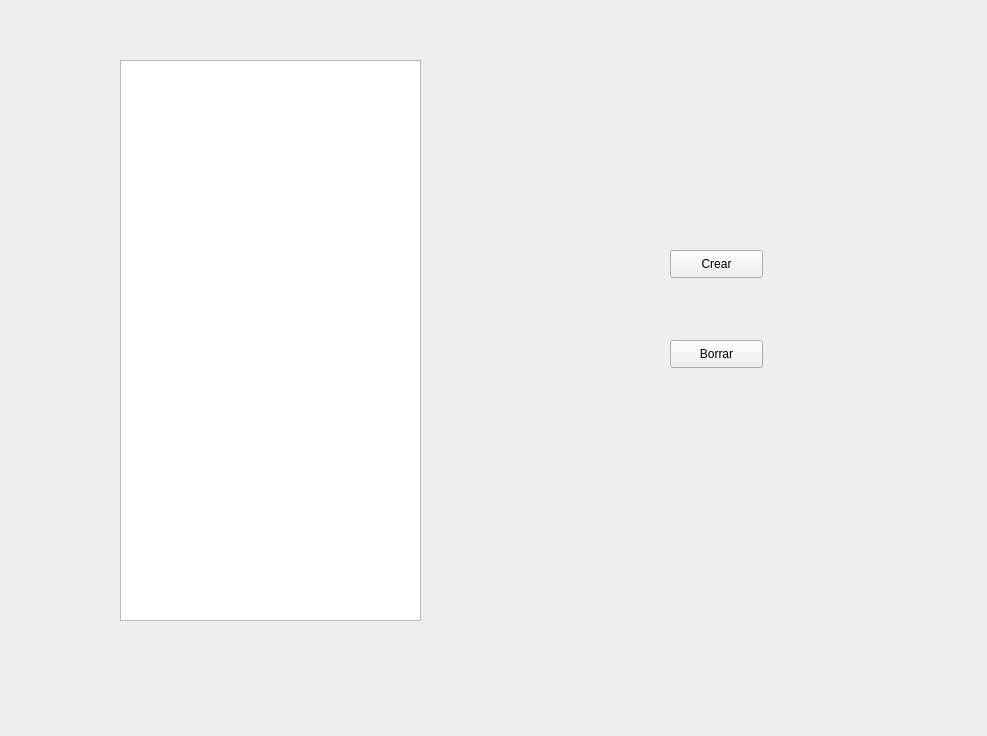
This is TFGapp/TFGapp/gradosMain.ui in tfgapp/tfg as Qt 5 draws it before an edit. The edited form follows.
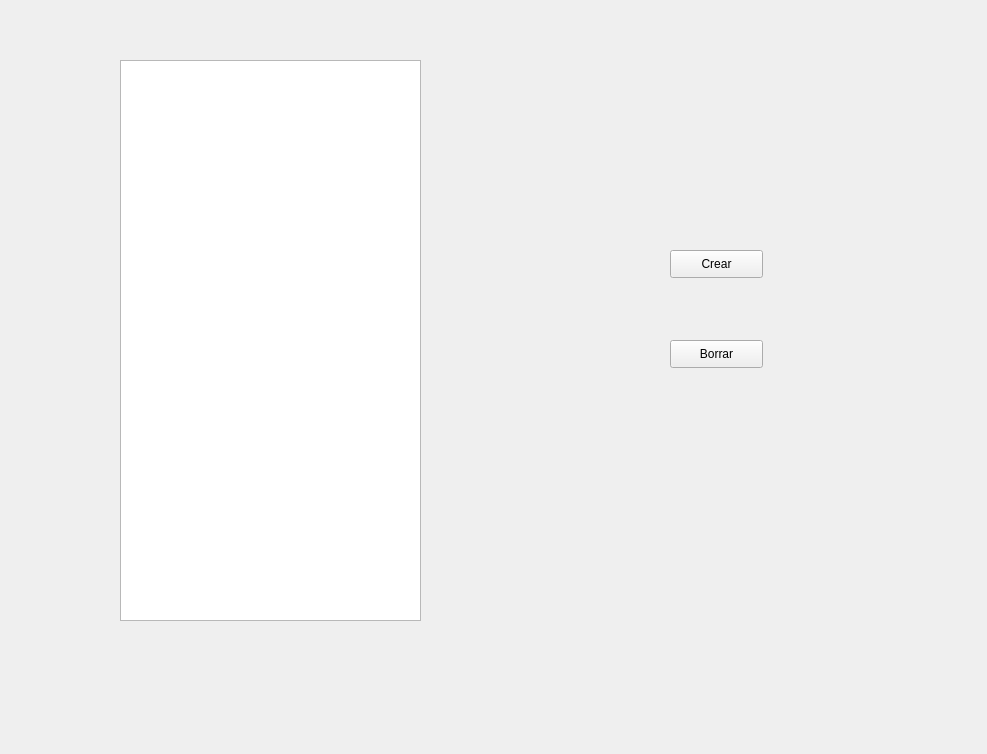
This is the edited form.

What changed in the file:
```diff
--- a/TFGapp/TFGapp/gradosMain.ui
+++ b/TFGapp/TFGapp/gradosMain.ui
@@ -7,7 +7,7 @@
     <x>0</x>
     <y>0</y>
     <width>987</width>
-    <height>736</height>
+    <height>754</height>
    </rect>
   </property>
   <property name="windowTitle">
```
